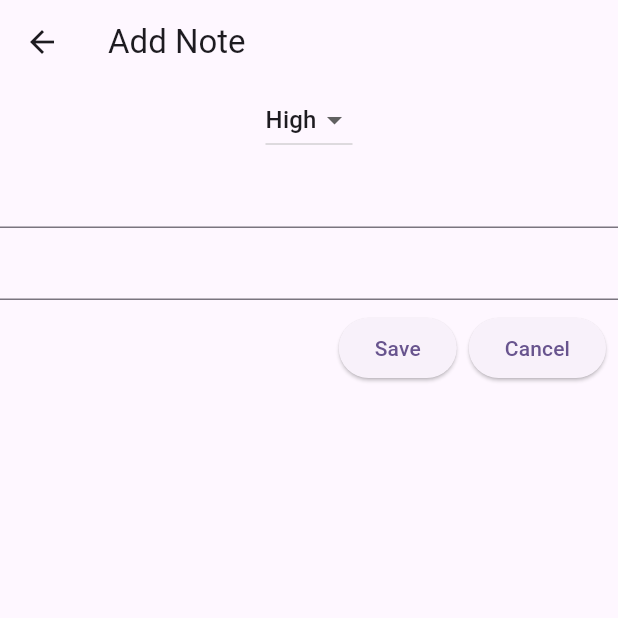
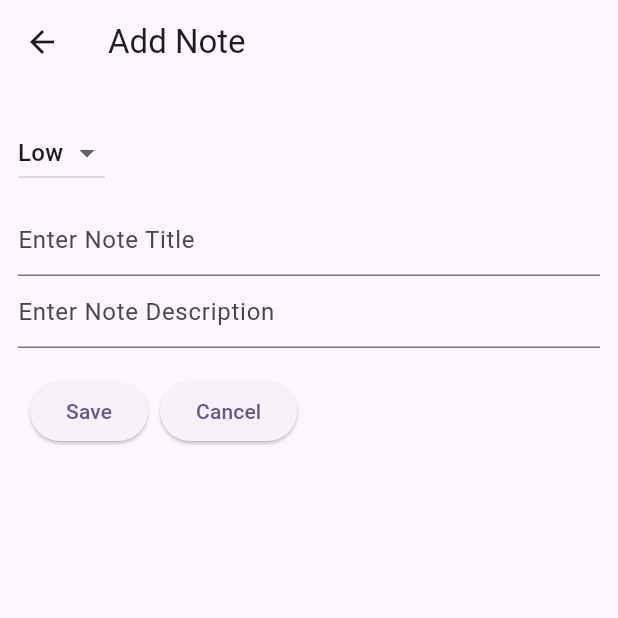
Before and after one commit to namankk/note_keeper_flutter_app, a Flutter app: the screen it shows after launch, after a tap on the "add" icon, on a phone screen of 412 x 824 dp, the top half of it. Run offline on Flutter 3.47's test engine with Material 2 defaults, Android fonts, the phone set to English and light mode, and no system bars; our stand-ins replace bloc, dartz, equatable, flutter_bloc, focus_detector, go_router and 1 more; accounts and stored records are empty.

Commit message:
- Delete Note feature added. - OnResume page we refresh the page gain to get the latest data

```diff
--- a/lib/core/routes/routes.dart
+++ b/lib/core/routes/routes.dart
@@ -1,5 +1,7 @@
+import 'package:flutter_bloc/flutter_bloc.dart';
 import 'package:go_router/go_router.dart';
 import 'package:note_keeper_flutter_app/core/routes/route_names.dart';
+import 'package:note_keeper_flutter_app/features/note_keeper_core_feature/presenter/cubits/add_note_page_cubit/add_note_page_cubit.dart';
 import 'package:note_keeper_flutter_app/features/note_keeper_core_feature/presenter/pages/add_note_page.dart';
 import 'package:note_keeper_flutter_app/features/note_keeper_core_feature/presenter/pages/home_page.dart';
 import 'package:note_keeper_flutter_app/features/note_keeper_core_feature/presenter/pages/note_detail_page.dart';
@@ -12,7 +14,8 @@ final goRoute = GoRouter(initialLocation: "/", routes: [
         GoRoute(
             path: "add_note",
             name: RouteNames.addNote,
-            builder: (context, states) => const AddNotePage()),
+            builder: (context, states) => BlocProvider(create: (context)=>AddNotePageCubit(),
+            child: const AddNotePage(),)),
         GoRoute(
             path: "note_details",
             name: RouteNames.noteDetails,
--- a/lib/features/note_keeper_core_feature/data/datasources/local_data_source/local_data_source_base.dart
+++ b/lib/features/note_keeper_core_feature/data/datasources/local_data_source/local_data_source_base.dart
@@ -6,4 +6,5 @@ import 'package:note_keeper_flutter_app/features/note_keeper_core_feature/data/m
 abstract class LocalDataSourceBase{
   Future<Either<ErrorCore,List<NoteModel>>> getAllNotes();
   Future<Either<ErrorCore,SuccessCore>> addNote();
+  Future<Either<ErrorCore,SuccessCore>> deleteNote(int id);
 }
--- a/lib/features/note_keeper_core_feature/data/repository_impl/repository_impl.dart
+++ b/lib/features/note_keeper_core_feature/data/repository_impl/repository_impl.dart
@@ -21,4 +21,9 @@ class RepositoryImpl implements RepositoryBase{
     throw UnimplementedError();
   }
 
+  @override
+  Future<Either<ErrorCore, SuccessCore>> deleteEntity(int id) async{
+    return await _localDataSourceBase.deleteNote(id);
+  }
+
 }
--- a/lib/features/note_keeper_core_feature/domain/repository/Repository.dart
+++ b/lib/features/note_keeper_core_feature/domain/repository/Repository.dart
@@ -6,4 +6,5 @@ import 'package:note_keeper_flutter_app/features/note_keeper_core_feature/domain
 abstract class RepositoryBase{
   Future<Either<ErrorCore,List<NoteEntity>>> getListOfNote();
   Future<Either<ErrorCore,SuccessCore>> updateEntity(NoteEntity noteEntity);
+  Future<Either<ErrorCore,SuccessCore>> deleteEntity(int id);
 }
--- a/lib/features/note_keeper_core_feature/presenter/cubits/add_note_page_cubit/add_note_page_cubit.dart
+++ b/lib/features/note_keeper_core_feature/presenter/cubits/add_note_page_cubit/add_note_page_cubit.dart
@@ -8,7 +8,7 @@ import '../../../../../core/helper/database_helper.dart';
 class AddNotePageCubit extends Cubit<AddNotePageStates> {
   AddNotePageCubit() : super(AddNotePageInitialState());
 
-  void mapEventsWithStates(AddNotePageEvent event) {
+  void mapEventsWithStates(AddNotePageEvent event,{NoteModel? noteModel}) {
     switch (event) {
       case AddNotePageEvent.onInitialScreenEvent:
         emit(AddNotePageInitialState());
@@ -20,6 +20,7 @@ class AddNotePageCubit extends Cubit<AddNotePageStates> {
         emit(AddNotePageErrorState("Something went wrong"));
         break;
       case AddNotePageEvent.onSaveButtonScreenEvent:
+        addNote(noteModel!);
         break;
       case AddNotePageEvent.onCloseButtonScreenEvent:
         emit(AddNotePageCloseButtonTappedState());
--- a/lib/features/note_keeper_core_feature/presenter/cubits/drop_down_cubit/DropDownStates.dart
+++ b/lib/features/note_keeper_core_feature/presenter/cubits/drop_down_cubit/DropDownStates.dart
@@ -6,8 +6,8 @@ abstract class DropDownStatesBase {
 
   // List of items in our dropdown menu
   List<DropDownEntity> items = [
-    DropDownEntity(key: "0", value: "High"),
-    DropDownEntity(key: "1", value: "Low"),
+    DropDownEntity(key: "0", value: "Low"),
+    DropDownEntity(key: "1", value: "High"),
   ];
 }
 
--- a/lib/features/note_keeper_core_feature/presenter/cubits/home_page_cubit/home_page_cubit.dart
+++ b/lib/features/note_keeper_core_feature/presenter/cubits/home_page_cubit/home_page_cubit.dart
@@ -10,10 +10,9 @@ class HomePageCubit extends Cubit<HomePageStates> {
 
   HomePageCubit(this._showListUseCase) : super(HomePageLoadingStates());
 
-  mapEventWithStates(String homePageEvents) async {
+  mapEventWithStates(HomePageEvents homePageEvents,{int? id}) async {
     switch (homePageEvents) {
       case HomePageEvents.onInitializeScreen:
-        // await DatabaseHelper.getAllNotes();
         final value = await _showListUseCase.showListOfNotes();
         value.fold((l) => emit(HomePageErrorStates(l.errorTitle)), (r) {
           if (r.isNotEmpty) {
@@ -24,12 +23,18 @@ class HomePageCubit extends Cubit<HomePageStates> {
         });
         break;
       case HomePageEvents.onTileTapped:
-        // await DatabaseHelper.addNote(NoteModel(title: "title", priority: "priority", date: "date", description: "description"));
-
         emit(HomePageShowSnakeBar());
         break;
       case HomePageEvents.onDeleteTapped:
-        emit(state);
+        await _showListUseCase.deleteElements(id!);
+        final value = await _showListUseCase.showListOfNotes();
+        value.fold((l) => emit(HomePageErrorStates(l.errorTitle)), (r) {
+          if (r.isNotEmpty) {
+            emit(HomePageSuccessStates(r));
+          } else {
+            emit(HomePageEmptyStates("List is Empty"));
+          }
+        });
         break;
     }
   }
--- a/lib/features/note_keeper_core_feature/presenter/pages/add_note_page.dart
+++ b/lib/features/note_keeper_core_feature/presenter/pages/add_note_page.dart
@@ -3,6 +3,7 @@ import 'package:flutter_bloc/flutter_bloc.dart';
 import 'package:note_keeper_flutter_app/core/routes/routes.dart';
 import 'package:note_keeper_flutter_app/features/note_keeper_core_feature/data/models/note_model.dart';
 import 'package:note_keeper_flutter_app/features/note_keeper_core_feature/presenter/cubits/add_note_page_cubit/add_note_page_cubit.dart';
+import 'package:note_keeper_flutter_app/features/note_keeper_core_feature/presenter/cubits/add_note_page_cubit/add_note_page_events.dart';
 import 'package:note_keeper_flutter_app/features/note_keeper_core_feature/presenter/cubits/add_note_page_cubit/add_note_page_states.dart';
 import 'package:note_keeper_flutter_app/features/note_keeper_core_feature/presenter/cubits/drop_down_cubit/DropDownEvents.dart';
 import 'package:note_keeper_flutter_app/features/note_keeper_core_feature/presenter/cubits/drop_down_cubit/DropDownStates.dart';
@@ -13,8 +14,8 @@ class AddNotePage extends StatelessWidget {
 
   @override
   Widget build(BuildContext context) {
-    String _title = "";
-    String _description = "";
+    String title = "";
+    String description = "";
 
     return Scaffold(
       appBar: AppBar(title: const Text("Add Note")),
@@ -22,12 +23,17 @@ class AddNotePage extends StatelessWidget {
           builder: (context, states) {
         if (states is AddNotePageInitialState) {
           return Form(child: BlocBuilder<DropDownCubit, DropDownStatesBase>(
-              builder: (context, states) {
-            return Column(
+              builder: (context, statesDrop) {
+            return Padding(
+              padding: const EdgeInsets.all(12.0),
+              child: Column(
+                crossAxisAlignment: CrossAxisAlignment.start,
                 children: [
-                DropdownButton(
-                    value: states.dropDownvalue,
-                    items: states.items
+                  Padding(
+                    padding: const EdgeInsets.only(top: 10.0, bottom: 10.0),
+                    child: DropdownButton(
+                        value: statesDrop.dropDownvalue,
+                        items: statesDrop.items
                             .map((entity) => DropdownMenuItem(
                                   value: entity.key,
                                   child: Text(entity.value),
@@ -38,28 +44,56 @@ class AddNotePage extends StatelessWidget {
                               DropDownEvents.onElementSelected,
                               params: s);
                         }),
-                TitleAndDescriptionWidget(titleValue: (String title) {
-                  _title = title;
-                }, descriptionValue: (String description) {
-                  _description = description;
-                }),
-                ButtonBar(
+                  ),
+                  TitleAndDescriptionWidget(
+                      titleValue: (String titleValue) {
+                        title = titleValue;
+                      },
+                      validatorTitle: (value) {
+                        return "some";
+                      },
+                      hintTitle: "Enter Note Title",
+                      descriptionValue: (String desc) {
+                        description = desc;
+                      },
+                      validatorDesc: (value) {
+                        return "some";
+                      },
+                      hintDesc: "Enter Note Description"),
+                  Padding(
+                    padding: const EdgeInsets.only(top: 10.0, bottom: 10.0),
+                    child: ButtonBar(
+                      mainAxisSize: MainAxisSize.max,
+                      alignment: MainAxisAlignment.start,
                       children: [
                         ElevatedButton(
                             onPressed: () {
-                          context.read<AddNotePageCubit>().addNote(NoteModel(
-                              title: _title,
-                              priority: states.dropDownvalue,
+                              context
+                                  .read<AddNotePageCubit>()
+                                  .mapEventsWithStates(
+                                      AddNotePageEvent.onSaveButtonScreenEvent,
+                                      noteModel: NoteModel(
+                                          title: title,
+                                          priority: statesDrop.dropDownvalue,
                                           date: DateTime.now()
                                               .millisecondsSinceEpoch
                                               .toString(),
-                              description: _description));
+                                          description: description));
                             },
-                        child: Text("Save")),
-                    ElevatedButton(onPressed: () {}, child: Text("Cancel"))
+                            child: const Text("Save")),
+                        ElevatedButton(
+                            onPressed: () {
+                              context
+                                  .read<AddNotePageCubit>()
+                                  .mapEventsWithStates(AddNotePageEvent
+                                      .onCloseButtonScreenEvent);
+                            },
+                            child: const Text("Cancel"))
                       ],
+                    ),
                   )
                 ],
+              ),
             );
           }));
         } else if (states is AddNotePageLoadingState) {
@@ -68,13 +102,15 @@ class AddNotePage extends StatelessWidget {
           return const Center(child: Text("Something went wrong"));
         }
       }, listenWhen: (oldState, newStates) {
-        if (newStates is AddNotePageSaveButtonTappedState) {
+        if (newStates is AddNotePageSaveButtonTappedState ||
+            newStates is AddNotePageCloseButtonTappedState) {
           return true;
         } else {
           return false;
         }
       }, listener: (context, states) {
-        if (states is AddNotePageSaveButtonTappedState) {
+        if (states is AddNotePageSaveButtonTappedState ||
+            states is AddNotePageCloseButtonTappedState) {
           goRoute.pop();
         }
       }),
@@ -83,17 +119,31 @@ class AddNotePage extends StatelessWidget {
 }
 
 typedef TextChange = Function(String value);
+typedef ValidatorTitle = String? Function(String? value);
+typedef ValidatorDesc = String? Function(String? value);
 
 class TitleAndDescriptionWidget extends StatefulWidget {
   final TextChange _titleValue;
   final TextChange _descriptionValue;
+  final ValidatorTitle _validatorTitle;
+  final ValidatorDesc _validatorDesc;
+  final String _hintTitle;
+  final String _hintDesc;
 
   const TitleAndDescriptionWidget(
       {required TextChange titleValue,
       required TextChange descriptionValue,
+      required ValidatorTitle validatorTitle,
+      required ValidatorDesc validatorDesc,
+      required String hintTitle,
+      required String hintDesc,
       Key? key})
       : _titleValue = titleValue,
         _descriptionValue = descriptionValue,
+        _validatorTitle = validatorTitle,
+        _validatorDesc = validatorDesc,
+        _hintTitle = hintTitle,
+        _hintDesc = hintDesc,
         super(key: key);
 
   @override
@@ -124,9 +174,13 @@ class _TitleAndDescriptionWidgetState extends State<TitleAndDescriptionWidget> {
       children: [
         TextFormField(
           controller: textTitleEditingController,
+          validator: widget._validatorTitle,
+          decoration: InputDecoration(hintText: widget._hintTitle),
         ),
         TextFormField(
           controller: textDescriptionEditingController,
+          validator: widget._validatorDesc,
+          decoration: InputDecoration(hintText: widget._hintDesc),
         ),
       ],
     ));
--- a/lib/features/note_keeper_core_feature/presenter/pages/home_page.dart
+++ b/lib/features/note_keeper_core_feature/presenter/pages/home_page.dart
@@ -1,10 +1,10 @@
 import 'package:flutter/material.dart';
 import 'package:flutter_bloc/flutter_bloc.dart';
+import 'package:focus_detector/focus_detector.dart';
 import 'package:go_router/go_router.dart';
 import 'package:note_keeper_flutter_app/core/routes/route_names.dart';
 import 'package:note_keeper_flutter_app/features/note_keeper_core_feature/presenter/cubits/home_page_cubit/home_page_cubit.dart';
 import 'package:note_keeper_flutter_app/features/note_keeper_core_feature/presenter/cubits/home_page_cubit/home_page_states.dart';
-import 'package:note_keeper_flutter_app/features/note_keeper_core_feature/presenter/widgets/common_widgets.dart';
 
 import '../cubits/home_page_cubit/home_page_events.dart';
 
@@ -13,7 +13,13 @@ class HomePage extends StatelessWidget {
 
   @override
   Widget build(BuildContext context) {
-    return Scaffold(
+    return FocusDetector(
+      onFocusGained: () {
+        context
+            .read<HomePageCubit>()
+            .mapEventWithStates(HomePageEvents.onInitializeScreen);
+      },
+      child: Scaffold(
         appBar: AppBar(
           backgroundColor: Theme.of(context).colorScheme.inversePrimary,
           title: const Text("NoteKeeper"),
@@ -21,8 +27,7 @@ class HomePage extends StatelessWidget {
         body: BlocConsumer<HomePageCubit, HomePageStates>(
             buildWhen: (old, states) {
           return (states is! HomePageShowSnakeBar);
-          },
-          builder: (context, state) {
+        }, builder: (context, state) {
           if (state is HomePageLoadingStates) {
             return const Center(
               child: CircularProgressIndicator(),
@@ -38,7 +43,25 @@ class HomePage extends StatelessWidget {
           } else if (state is HomePageSuccessStates) {
             return ListView.separated(
                 itemBuilder: (context, index) {
-                    return noteTileWidget(state.data[index]);
+                  final noteEntity=state.data[index];
+                  return  Card(
+                    child: Row(
+                      children: [
+                        Container(decoration: const BoxDecoration(
+                          color: Colors.green,
+                          shape: BoxShape.circle,
+                        ),child: Text(noteEntity.priority),),
+                        Expanded(child: Text("${noteEntity.title}")),
+                        Padding(
+                          padding: const EdgeInsets.all(8.0),
+                          child: IconButton(onPressed: () {
+                            context.read<HomePageCubit>().mapEventWithStates(HomePageEvents.onDeleteTapped,id: noteEntity.id);
+                          },
+                          icon: const Icon(Icons.delete)),
+                        ),
+                      ],
+                    ),
+                  );
                 },
                 separatorBuilder: (context, index) {
                   return const SizedBox(
@@ -49,15 +72,13 @@ class HomePage extends StatelessWidget {
           } else {
             return const Center(child: Text("No State found"));
           }
-          },
-          listenWhen: (previousState,newState){
-            if(newState is HomePageShowSnakeBar){
+        }, listenWhen: (previousState, newState) {
+          if (newState is HomePageShowSnakeBar) {
             return true;
-            }else{
+          } else {
             return false;
           }
-          },
-          listener: (context, homePageState) {
+        }, listener: (context, homePageState) {
           if (homePageState is HomePageShowSnakeBar) {
             print("HomePageShowSnakeBar called ");
             context.goNamed(RouteNames.addNote);
@@ -72,6 +93,7 @@ class HomePage extends StatelessWidget {
           tooltip: 'Increment',
           child: const Icon(Icons.add),
         ), // This trailing comma makes auto-formatting nicer for build methods.
+      ),
     );
   }
 }
--- a/lib/features/note_keeper_core_feature/presenter/widgets/common_widgets.dart
+++ b/lib/features/note_keeper_core_feature/presenter/widgets/common_widgets.dart
@@ -10,7 +10,10 @@ Widget noteTileWidget(NoteEntity noteEntity){
           shape: BoxShape.circle,
         ),child: Text(noteEntity.priority),),
         Expanded(child: Text("${noteEntity.title}")),
-        const Icon(Icons.delete),
+        Padding(
+          padding: const EdgeInsets.all(8.0),
+          child: const Icon(Icons.delete),
+        ),
       ],
     ),
   );
--- a/lib/main.dart
+++ b/lib/main.dart
@@ -4,7 +4,6 @@ import 'package:note_keeper_flutter_app/core/routes/routes.dart';
 import 'package:note_keeper_flutter_app/features/note_keeper_core_feature/data/datasources/local_data_source/local_data_source.dart';
 import 'package:note_keeper_flutter_app/features/note_keeper_core_feature/data/repository_impl/repository_impl.dart';
 import 'package:note_keeper_flutter_app/features/note_keeper_core_feature/domain/use_cases/show_list_use_case.dart';
-import 'package:note_keeper_flutter_app/features/note_keeper_core_feature/presenter/cubits/add_note_page_cubit/add_note_page_cubit.dart';
 import 'package:note_keeper_flutter_app/features/note_keeper_core_feature/presenter/cubits/drop_down_cubit/drop_down_cubit.dart';
 import 'package:note_keeper_flutter_app/features/note_keeper_core_feature/presenter/cubits/home_page_cubit/home_page_cubit.dart';
 import 'package:note_keeper_flutter_app/features/note_keeper_core_feature/presenter/cubits/home_page_cubit/home_page_events.dart';
@@ -18,7 +17,7 @@ void main() {
             ..mapEventWithStates(HomePageEvents.onInitializeScreen),
     ),
     BlocProvider(create: (context) => NoteDetailPageCubit()),
-    BlocProvider(create: (context) => AddNotePageCubit()),
+    // BlocProvider(create: (context) => AddNotePageCubit()),
     BlocProvider(create: (context) => DropDownCubit()),
   ], child: const MyApp()));
 }
--- a/pubspec.yaml
+++ b/pubspec.yaml
@@ -42,6 +42,7 @@ dependencies:
   path_provider: ^2.0.15
   intl: ^0.18.1
   go_router: ^9.0.0
+  focus_detector: ^2.0.1
 
 dev_dependencies:
   flutter_test:
```
Also changed, not shown: lib/core/helper/database_helper.dart (+16 -9 lines), lib/features/note_keeper_core_feature/data/datasources/local_data_source/local_data_source.dart (+22 -13 lines), lib/features/note_keeper_core_feature/domain/use_cases/show_list_use_case.dart (+6 -2 lines), lib/features/note_keeper_core_feature/presenter/cubits/home_page_cubit/home_page_events.dart (+4 -4 lines), pubspec.lock. Lines whose indentation alone changed are shown as unchanged.
